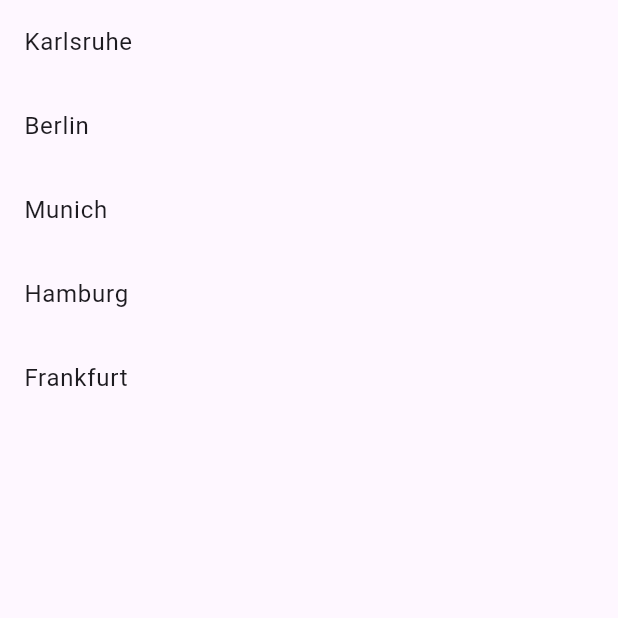
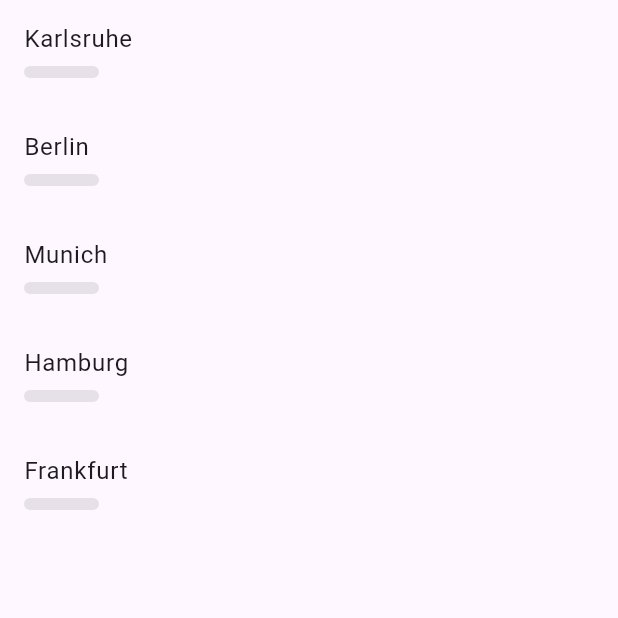
Before and after one commit to Niuuuh/weather, a Flutter app: the first screen one second after launch, on a phone screen of 412 x 824 dp, the top half of it. Run offline on Flutter 3.47's test engine with Material 3 defaults, Android fonts, the phone set to English and light mode, and no system bars; our stand-ins replace dio, flutter_riverpod, freezed_annotation, go_router.

Commit message:
Fetch and display locations

```diff
--- a/lib/app.dart
+++ b/lib/app.dart
@@ -9,7 +9,7 @@ class MainApp extends ConsumerWidget {
   @override
   Widget build(BuildContext context, WidgetRef ref) {
     return MaterialApp.router(
-      routerConfig: ref.watch(routerProvider),
+      routerConfig: ref.read(routerProvider),
       debugShowCheckedModeBanner: false,
     );
   }
--- a/lib/core/routing/router.dart
+++ b/lib/core/routing/router.dart
@@ -8,10 +8,10 @@ import '../../features/weather/ui/pages/location_detail_page.dart';
 
 GoRouter router() {
   return GoRouter(
-    initialLocation: RoutePath.absolute([PathSegments.weather]),
+    initialLocation: RoutePath.absolute([PathSegments.locations]),
     routes: [
       GoRoute(
-        path: RoutePath.absolute([PathSegments.weather]),
+        path: RoutePath.absolute([PathSegments.locations]),
         name: Routes.locations.name,
         builder: (context, state) {
           return LocationsPage();
--- a/lib/core/routing/routing_constants.dart
+++ b/lib/core/routing/routing_constants.dart
@@ -6,8 +6,8 @@ enum Routes {
 }
 
 abstract class PathSegments {
-  static const weather = PathSegment('locations');
-  static const location = PathSegment('location');
+  static const locations = PathSegment('locations');
+  static const weather = PathSegment('weather');
 }
 
 abstract class PathParameters {
--- a/lib/features/location/ui/widgets/location_list_tile.dart
+++ b/lib/features/location/ui/widgets/location_list_tile.dart
@@ -1,7 +1,13 @@
 import 'package:flutter/material.dart';
+import 'package:flutter_riverpod/flutter_riverpod.dart';
 import 'package:weather/features/location/domain/entities/location_entity.dart';
+import 'package:weather/features/weather/ui/providers/weather_providers.dart';
+import 'package:weather/shared/services/error_service.dart';
+import 'package:weather/shared/utils/format_utils.dart';
 
-class LocationListTile extends StatelessWidget {
+import '../../../../shared/widgets/bone.dart';
+
+class LocationListTile extends ConsumerWidget {
   const LocationListTile({
     super.key,
     required this.location,
@@ -10,9 +16,31 @@ class LocationListTile extends StatelessWidget {
   final LocationEntity location;
 
   @override
-  Widget build(BuildContext context) {
-    return ListTile(
-      title: Text(location.name),
+  Widget build(BuildContext context, WidgetRef ref) {
+    ref.listen(weatherProvider(location), (previous, next) {
+      if (next.hasError) {
+        ErrorService.showGenericError(context);
+      }
+    });
+
+    return ref.watch(weatherProvider(location)).maybeWhen(
+      data: (weather) {
+        return ListTile(
+          title: Text(location.name),
+          subtitle: weather.temperature != null
+            ? Text(FormatUtils.formatCelsius(weather.temperature!))
+            : null,
+        );
+      },
+      orElse: () {
+        return ListTile(
+          title: Text(location.name),
+          subtitle: Align(
+            alignment: Alignment.centerLeft,
+            child: Bone(width: 50, height: 8),
+          ),
+        );
+      },
     );
   }
 }
--- a/lib/features/weather/data/sources/weather_api.dart
+++ b/lib/features/weather/data/sources/weather_api.dart
@@ -5,7 +5,7 @@ import '../models/weather_response_model.dart';
 
 class WeatherApi {
   static const baseUrl = "https://api.brightsky.dev";
-  static const weatherEndpoint = "/weather";
+  static const weatherEndpoint = "/current_weather";
 
   final dio = Dio(
     BaseOptions(
--- /dev/null
+++ b/lib/features/weather/ui/providers/weather_providers.dart
@@ -0,0 +1,21 @@
+import 'package:flutter_riverpod/flutter_riverpod.dart';
+import 'package:weather/features/location/domain/entities/location_entity.dart';
+import 'package:weather/features/weather/data/repository/weather_repository.dart';
+import 'package:weather/features/weather/data/sources/weather_api.dart';
+
+import '../../data/repository/mock_weather_repository.dart';
+
+final weatherApiProvider = Provider((ref) => WeatherApi());
+
+final weatherRepositoryProvider = Provider((ref) {
+  return MockWeatherRepository() ?? WeatherRepository(
+    weatherApi: ref.read(weatherApiProvider),
+  );
+});
+
+final weatherProvider = FutureProviderFamily((ref, LocationEntity location) {
+  return ref.read(weatherRepositoryProvider).getWeather(
+    latitude: location.latitude,
+    longitude: location.longitude,
+  );
+});
--- /dev/null
+++ b/lib/shared/services/error_service.dart
@@ -0,0 +1,29 @@
+import 'package:flutter/material.dart';
+
+abstract class ErrorService {
+  static void showGenericError(BuildContext context, {bool replace = true}) {
+    showError(
+      context,
+      text: Text('Es ist ein Fehler aufgetreten'),
+      replace: replace,
+    );
+  }
+
+  static void showError(BuildContext context, {
+    required Widget text,
+    bool replace = true,
+  }) {
+    if (!context.mounted) {
+      return;
+    }
+    final messenger = ScaffoldMessenger.of(context);
+    if (replace) {
+      messenger.clearSnackBars();
+    }
+    messenger.showSnackBar(
+      SnackBar(
+        content: text,
+      ),
+    );
+  }
+}
--- /dev/null
+++ b/lib/shared/widgets/bone.dart
@@ -0,0 +1,27 @@
+import 'package:flutter/material.dart';
+
+class Bone extends StatelessWidget {
+  const Bone({
+    super.key,
+    this.width,
+    this.height,
+  });
+
+  final double? width;
+  final double? height;
+
+  @override
+  Widget build(BuildContext context) {
+    final colorScheme = ColorScheme.of(context);
+    return SizedBox(
+      width: width,
+      height: height,
+      child: DecoratedBox(
+        decoration: BoxDecoration(
+          borderRadius: BorderRadius.circular(16),
+          color: colorScheme.surfaceContainerHighest,
+        ),
+      ),
+    );
+  }
+}
```
Also changed, not shown: lib/features/weather/data/repository/mock_weather_repository.dart (added, +27 -0 lines), lib/shared/utils/format_utils.dart (added, +9 -0 lines), 1 other file.
